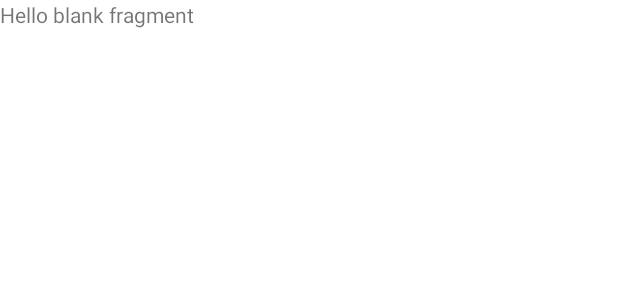
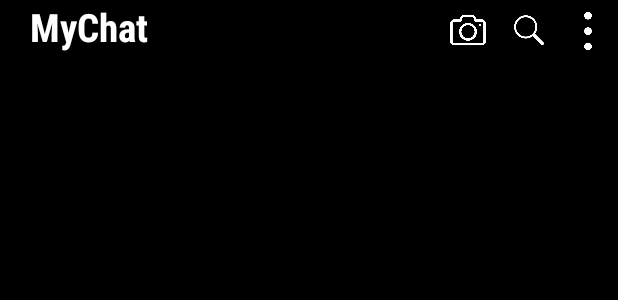
Before and after one commit to amannnnnyyyy/Android_app, an Android app built with Jetpack Compose: the layout fragment_main_chats.xml on its own in the app's theme, with its tools: preview values and no code run, on a phone screen of 412 x 824 dp. Shown: the top 300 px of the screen. Run offline under Robolectric (Android 15) with nearby library versions, the phone set to English and light mode, and no system bars.

Commit message:
main chat fragment

```diff
--- a/app/src/main/java/com/example/myapplication1/ContactMessages.kt
+++ b/app/src/main/java/com/example/myapplication1/ContactMessages.kt
@@ -95,7 +95,9 @@ class ContactMessages : Fragment() {
             parentFragmentManager.beginTransaction().remove(this).commit()
         }
 
-
+//    requestPermissions(
+//
+//    )
         audio_call_btn.setOnClickListener {
             val intent = Intent(Intent.ACTION_DIAL).apply {
                 data = "tel:${description.text}".toUri()
--- /dev/null
+++ b/app/src/main/res/drawable/unread_rouned_shape.xml
@@ -0,0 +1,4 @@
+<shape xmlns:android="http://schemas.android.com/apk/res/android"
+    android:shape="oval">
+    <solid android:color="#00FF00" /> <!-- Choose your desired background color -->
+</shape>
--- a/app/src/main/res/layout/fragment_main_chats.xml
+++ b/app/src/main/res/layout/fragment_main_chats.xml
@@ -1,14 +1,65 @@
 <?xml version="1.0" encoding="utf-8"?>
-<FrameLayout xmlns:android="http://schemas.android.com/apk/res/android"
+<androidx.constraintlayout.widget.ConstraintLayout xmlns:android="http://schemas.android.com/apk/res/android"
     xmlns:tools="http://schemas.android.com/tools"
     android:layout_width="match_parent"
     android:layout_height="match_parent"
+    xmlns:app="http://schemas.android.com/apk/res-auto"
+    android:background="#000"
     tools:context=".main_chats">
 
-    <!-- TODO: Update blank fragment layout -->
-    <TextView
+    <androidx.constraintlayout.widget.ConstraintLayout
+        android:id="@+id/header"
         android:layout_width="match_parent"
-        android:layout_height="match_parent"
-        android:text="@string/hello_blank_fragment" />
+        android:layout_height="wrap_content"
+        app:layout_constraintStart_toStartOf="parent"
+        app:layout_constraintTop_toTopOf="parent"
+        >
+        <TextView
+            android:layout_width="wrap_content"
+            android:layout_height="wrap_content"
+            android:text="MyChat"
+            android:fontFamily="sans-serif-condensed"
+            android:textStyle="bold"
+            android:textSize="26sp"
+            android:textColor="@color/white"
+            app:layout_constraintStart_toStartOf="parent"
+            app:layout_constraintTop_toTopOf="parent"
+            android:layout_marginHorizontal="20dp"
+            />
 
-</FrameLayout>
+        <LinearLayout
+            android:layout_width="wrap_content"
+            android:layout_height="wrap_content"
+            app:layout_constraintEnd_toEndOf="parent"
+            app:layout_constraintTop_toTopOf="parent"
+            >
+            <ImageView
+                android:layout_width="40dp"
+                android:layout_height="40dp"
+                android:src="@drawable/camera"
+                android:padding="7dp"
+                app:tint="@color/white"
+                />
+            <ImageView
+                android:layout_width="40dp"
+                android:layout_height="40dp"
+                android:src="@drawable/search_icon"
+                app:tint="@color/white"
+                />
+            <ImageView
+                android:layout_width="40dp"
+                android:layout_height="40dp"
+                android:src="@drawable/more"
+                app:tint="@color/white" />
+        </LinearLayout>
+    </androidx.constraintlayout.widget.ConstraintLayout>
+
+    <androidx.recyclerview.widget.RecyclerView
+        android:id="@+id/recyclerView"
+        android:layout_width="match_parent"
+        android:layout_height="0dp"
+        app:layout_constraintTop_toBottomOf="@id/header"
+        app:layout_constraintBottom_toBottomOf="parent"
+        />
+
+</androidx.constraintlayout.widget.ConstraintLayout>
```
Also changed, not shown: app/src/main/java/com/example/myapplication1/ChatAdapter.kt (added, +72 -0 lines), app/src/main/java/com/example/myapplication1/Chats.kt (added, +18 -0 lines), app/src/main/java/com/example/myapplication1/ContactsAdapter.kt (+5 -5 lines), app/src/main/java/com/example/myapplication1/ContactsListActivity.kt (+58 -21 lines), app/src/main/java/com/example/myapplication1/MainChats.kt (added, +73 -0 lines), app/src/main/java/com/example/myapplication1/Message.kt (+6 -1 lines), app/src/main/java/com/example/myapplication1/main_chats.kt (deleted, +0 -59 lines), app/src/main/res/layout/chats.xml (added, +85 -0 lines), app/src/main/res/drawable/camera.png (added).
